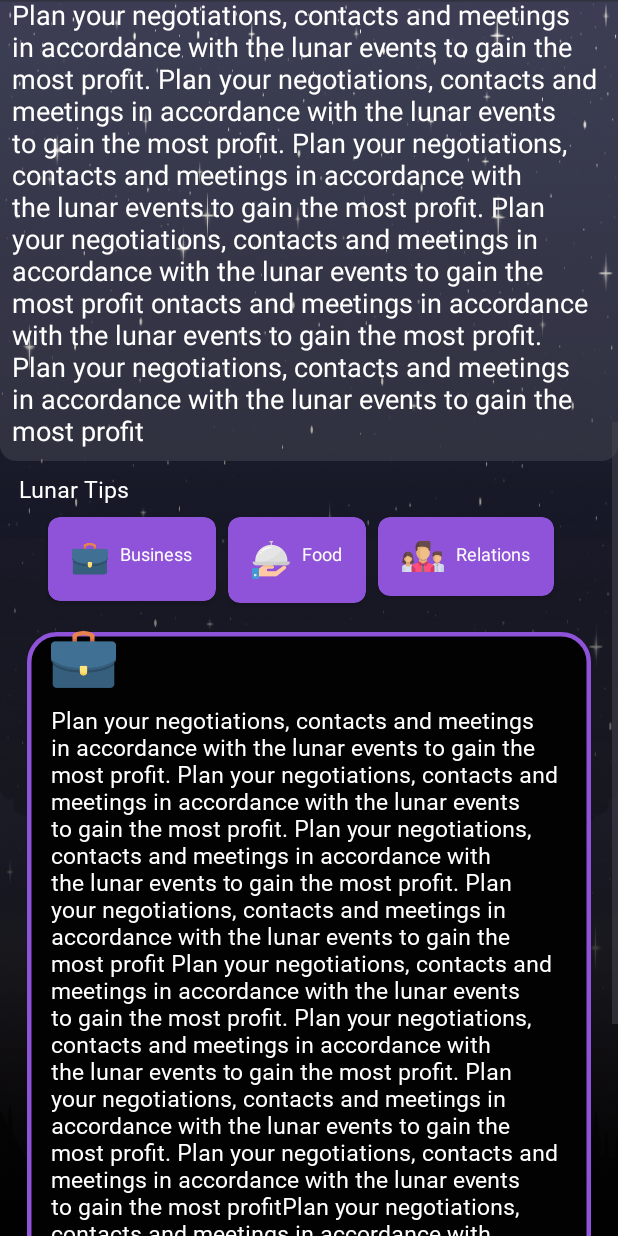
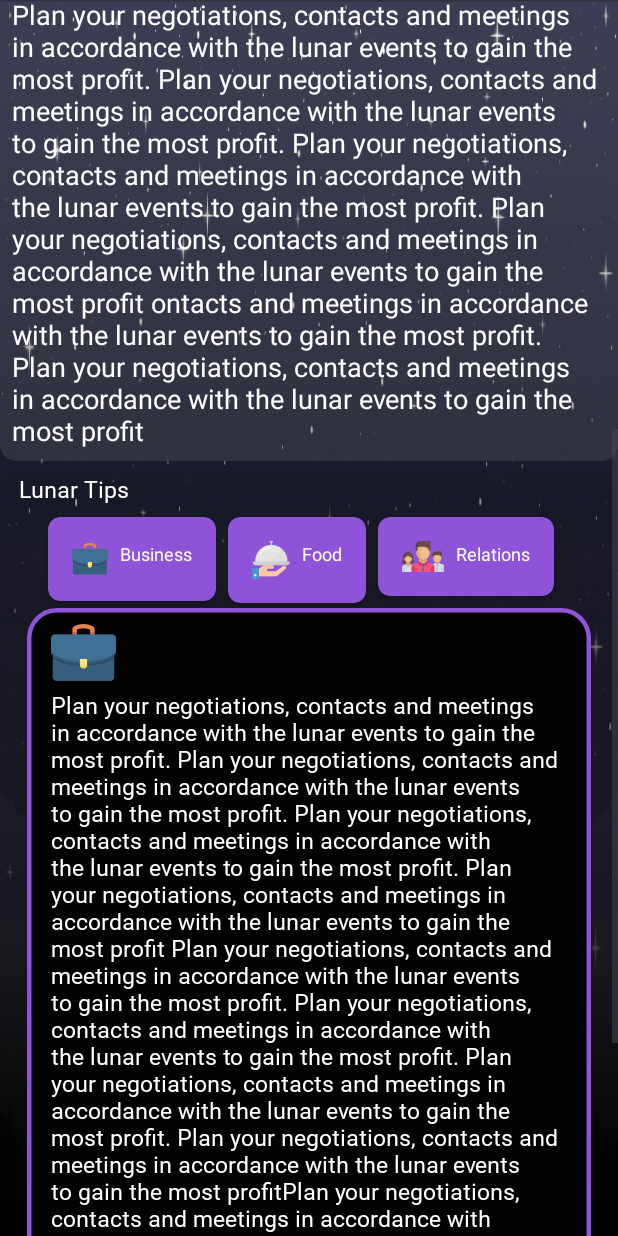
Before and after one commit to yusufaltunoymak/MoonX, an Android app: the fragment HomeFragment shown on its own in the app's theme, scrolled down 576 dp, on a phone screen of 412 x 824 dp. Run offline under Robolectric (Android 15) with nearby library versions, the phone set to English and light mode, and no system bars; our stand-ins replace Dagger/Hilt's generated code, Room's generated code, navigation-ui.

```diff
--- a/app/src/main/java/com/example/moonx/ui/onboarding/PlaceFragment.kt
+++ b/app/src/main/java/com/example/moonx/ui/onboarding/PlaceFragment.kt
@@ -53,7 +53,8 @@ class PlaceFragment : Fragment() {
             val birthPlace = dataBirthPlace.toString()
             editor.putString("birthPlace", birthPlace)
             editor.apply()
-
+            val action = PlaceFragmentDirections.actionPlaceFragmentToHomeFragment2()
+            findNavController().navigate(action)
 
         }
 
--- a/app/src/main/res/layout/fragment_home.xml
+++ b/app/src/main/res/layout/fragment_home.xml
@@ -521,10 +521,10 @@
                 android:layout_width="wrap_content"
                 android:layout_height="wrap_content"
                 android:layout_marginStart="16dp"
-                android:layout_marginTop="16dp"
+                android:layout_marginTop="8dp"
                 android:src="@drawable/img_business2"
                 app:layout_constraintStart_toStartOf="@+id/lunarResponseBorder"
-                app:layout_constraintTop_toBottomOf="@+id/cardLunarCategoryFood" />
+                app:layout_constraintTop_toTopOf="@+id/lunarResponseBorder" />
 
             <TextView
                 android:id="@+id/lunarResponseCategoryTv"
```
